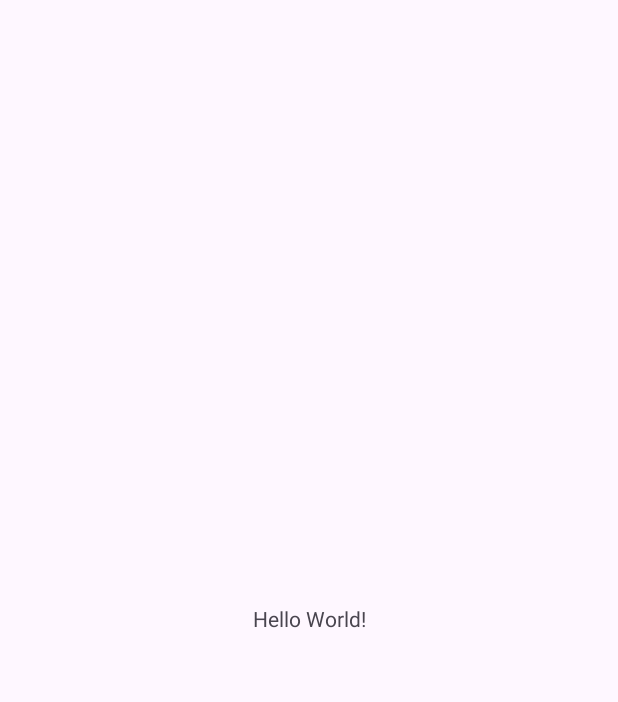
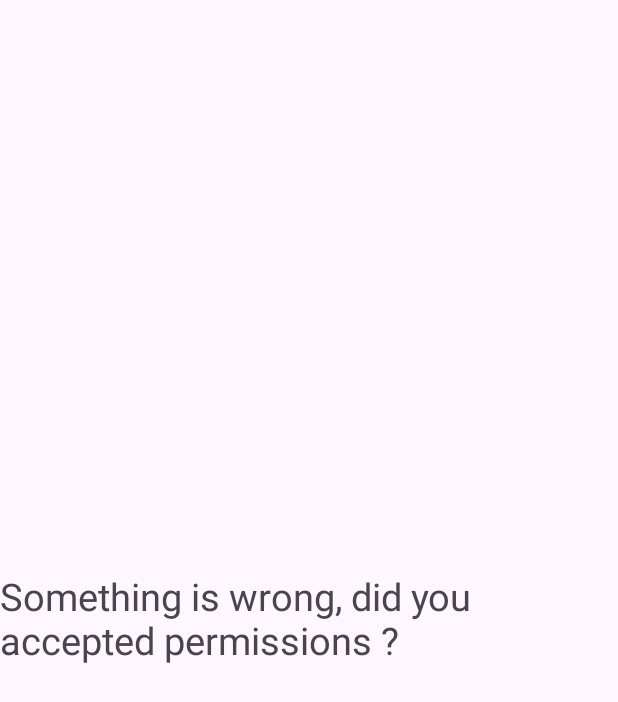
Before and after one commit to a00300334/MA_dev3_geo, an Android app: the screen it shows after launch (MainActivity), on a phone screen of 412 x 824 dp. Before the commit the part shown is almost empty. Shown: the top 702 px of the screen. Run offline under Robolectric (Android 15) with nearby library versions, the phone set to English and light mode, and no system bars.

Commit message:
gps cords permission working

```diff
--- a/app/src/main/AndroidManifest.xml
+++ b/app/src/main/AndroidManifest.xml
@@ -1,6 +1,9 @@
 <?xml version="1.0" encoding="utf-8"?>
 <manifest xmlns:android="http://schemas.android.com/apk/res/android"
     xmlns:tools="http://schemas.android.com/tools">
+
+    <uses-permission android:name="android.permission.ACCESS_FINE_LOCATION"/>
+    <uses-permission android:name="android.permission.ACCESS_COARSE_LOCATION"/>
 
     <application
         android:allowBackup="true"
--- a/app/src/main/java/com/example/geo_location/MainActivity.java
+++ b/app/src/main/java/com/example/geo_location/MainActivity.java
@@ -1,14 +1,77 @@
 package com.example.geo_location;
 
+import androidx.annotation.NonNull;
 import androidx.appcompat.app.AppCompatActivity;
+import androidx.core.app.ActivityCompat;
 
+import android.Manifest;
+import android.content.Context;
+import android.content.pm.PackageManager;
+import android.location.Location;
+import android.location.LocationManager;
 import android.os.Bundle;
+import android.widget.TextView;
+import android.widget.Toast;
 
 public class MainActivity extends AppCompatActivity {
-
+    private static final int LOCATION_REQUEST_CODE = 5;
+    private TextView locationTv;
     @Override
     protected void onCreate(Bundle savedInstanceState) {
         super.onCreate(savedInstanceState);
         setContentView(R.layout.activity_main);
+
+        String[] permissions = {Manifest.permission.ACCESS_FINE_LOCATION};
+        locationTv = findViewById(R.id.location_tv);
+
+        //Implementing that window that ask you to enable gps location
+
+        //Check if we have permission to use GPS location
+
+
+        if(ActivityCompat.checkSelfPermission(this, Manifest.permission.ACCESS_FINE_LOCATION) != PackageManager.PERMISSION_GRANTED){
+            //If not request the permission
+            ActivityCompat.requestPermissions(this, permissions, LOCATION_REQUEST_CODE);
+        }else{
+            // all okay we have permission, continue with the app
+
+            // we need location Service
+            String locationService = Context.LOCATION_SERVICE;
+
+            // we need service provider
+            String serviceProvider = LocationManager.GPS_PROVIDER;
+
+            // we need location Manager
+            LocationManager locationManager = (LocationManager) getSystemService(locationService);
+
+            // Last know location
+            Location location = locationManager.getLastKnownLocation(serviceProvider);
+
+            displayPosition(location);
+        }
     }
+
+    private void displayPosition(Location location) {
+        if(location != null){
+            String message = String.format("Latitude: %f\nLognitude: %f", location.getLatitude(), location.getLongitude());
+            locationTv.setText(message);
+        }else{
+            locationTv.setText("Something is wrong, did you accepted permissions ?");
+        }
+    }
+
+    @Override
+    public void onRequestPermissionsResult(int requestCode, @NonNull String[] permissions, @NonNull int[] grantResults) {
+        super.onRequestPermissionsResult(requestCode, permissions, grantResults);
+
+        if(requestCode == LOCATION_REQUEST_CODE && grantResults[0] == PackageManager.PERMISSION_GRANTED){
+            //user granted the location permission
+        }else{
+            // user denied the location permission
+            Toast.makeText(this, "This app uses GPS it will not work properly without it.", Toast.LENGTH_LONG).show();
+            finishAndRemoveTask();
+        }
+    }
+
+
 }
--- a/app/src/main/res/layout/activity_main.xml
+++ b/app/src/main/res/layout/activity_main.xml
@@ -7,6 +7,8 @@
     tools:context=".MainActivity">
 
     <TextView
+        android:id="@+id/location_tv"
+        android:textSize="25sp"
         android:layout_width="wrap_content"
         android:layout_height="wrap_content"
         android:text="Hello World!"
```
